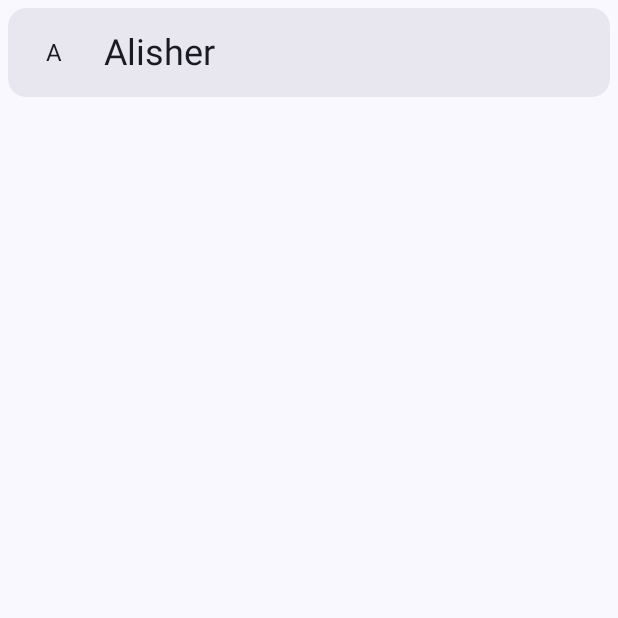
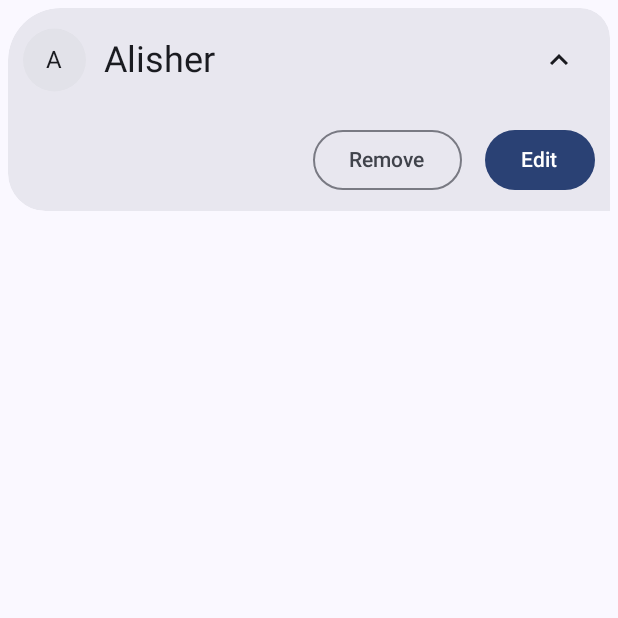
Before and after one commit to rahimovand/newziee, an Android app built with Jetpack Compose: the composable EachItemRep shown on its own in the app's theme, after a tap on an icon or button, on a phone screen of 412 x 824 dp, the top half of it. Run offline under Robolectric (Android 15) with nearby library versions, the phone set to English and light mode, and no system bars.

Commit message:
New Changings added

```diff
--- a/app/src/main/java/com/example/newziee/logic/logic.kt
+++ b/app/src/main/java/com/example/newziee/logic/logic.kt
@@ -1,6 +1,8 @@
 package com.example.newziee.logic
 
+
 import com.example.newziee.data.contact
+
 
 fun String.isNotEmptyAndNotBlank(): Boolean {
     return (this.isNotBlank() && this.isNotEmpty())
--- a/app/src/main/java/com/example/newziee/screens/component/EachContactitem.kt
+++ b/app/src/main/java/com/example/newziee/screens/component/EachContactitem.kt
@@ -1,21 +1,42 @@
 package com.example.newziee.screens.component
 
+import android.content.SharedPreferences
+import androidx.compose.animation.AnimatedVisibility
+import androidx.compose.animation.animateContentSize
 import androidx.compose.foundation.layout.Arrangement
+import androidx.compose.foundation.layout.Column
 import androidx.compose.foundation.layout.Row
 import androidx.compose.foundation.layout.Spacer
 import androidx.compose.foundation.layout.fillMaxWidth
 import androidx.compose.foundation.layout.height
 import androidx.compose.foundation.layout.padding
 import androidx.compose.foundation.layout.width
+import androidx.compose.foundation.layout.wrapContentHeight
 import androidx.compose.foundation.shape.RoundedCornerShape
+import androidx.compose.material.icons.Icons
+import androidx.compose.material.icons.filled.KeyboardArrowDown
+import androidx.compose.material.icons.filled.KeyboardArrowUp
+import androidx.compose.material3.Button
+import androidx.compose.material3.ElevatedButton
+import androidx.compose.material3.Icon
+import androidx.compose.material3.IconButton
 import androidx.compose.material3.MaterialTheme
+import androidx.compose.material3.OutlinedButton
 import androidx.compose.material3.Surface
 import androidx.compose.material3.Text
 import androidx.compose.runtime.Composable
+import androidx.compose.runtime.getValue
+import androidx.compose.runtime.mutableStateOf
+import androidx.compose.runtime.saveable.rememberSaveable
+import androidx.compose.runtime.setValue
 import androidx.compose.ui.Alignment
 import androidx.compose.ui.Modifier
 import androidx.compose.ui.draw.clip
 import androidx.compose.ui.draw.drawBehind
+import androidx.compose.ui.graphics.Color
+import androidx.compose.ui.graphics.RectangleShape
+import androidx.compose.ui.graphics.Shape
+import androidx.compose.ui.text.style.TextAlign
 import androidx.compose.ui.tooling.preview.Preview
 import androidx.compose.ui.unit.dp
 import com.example.newziee.ui.theme.NewzieeTheme
@@ -25,42 +46,92 @@ import com.example.newziee.ui.theme.tertiaryDark
 fun EachItemRep(
     modifier: Modifier = Modifier,
     name: String = "Alisher",
-    itemClicked: () -> Unit
+    itemClicked: () -> Unit,
+    shape: Shape =  RoundedCornerShape(topEnd = 20.dp , topStart = 35.dp, bottomStart = 25.dp),
+    colorOfCircle: Color = MaterialTheme.colorScheme.surfaceContainerHighest
 ) {
+    var isExpanded by rememberSaveable { mutableStateOf(false) }
 
     Surface(
         modifier = modifier
             .fillMaxWidth()
-            .height(70.dp)
+            .wrapContentHeight()
             .padding(5.dp)
-            .clip(RoundedCornerShape(12.dp)),
-        shape = RoundedCornerShape(12.dp),
+            .clip(shape),
         onClick = {
             itemClicked()
+            isExpanded = !isExpanded
         },
+        shape =shape,
         color = MaterialTheme.colorScheme.surfaceContainerHigh
+    ) {
+        Column(
+            modifier = modifier
+                .fillMaxWidth()
+                .wrapContentHeight(),
+            verticalArrangement = Arrangement.Center,
+            horizontalAlignment = Alignment.CenterHorizontally
             ) {
             Row(
                 modifier = modifier
                     .fillMaxWidth()
-                .padding(start = 10.dp, end = 10.dp),
+                    .animateContentSize()
+                    .padding(start = 10.dp, end = 10.dp, top = 7.dp, bottom = 5.dp),
                 verticalAlignment = Alignment.CenterVertically,
                 horizontalArrangement = Arrangement.Start
             ) {
                 Text(
                     modifier = modifier
                         .drawBehind {
-                        drawCircle(color = tertiaryDark)
+                            drawCircle(color = colorOfCircle)
                         }
-                    .padding(15.dp),
-                text = "${name[0]}"
+                        .padding(15.dp)
+                    ,
+                    text = "${name[0].uppercase()}",
+
                 )
                 Spacer(modifier = Modifier.width(10.dp))
 
-            Text( name,
+                Text(
+                    name,
                     style = MaterialTheme.typography.headlineSmall,
                     modifier = modifier.padding(2.dp)
                 )
+                Spacer(modifier = modifier.weight(1f))
+                IconButton(
+                    onClick = {
+                        itemClicked()
+                        isExpanded = !isExpanded
+                    }
+                ) {
+
+                    Icon(
+                        imageVector = if (isExpanded) Icons.Default.KeyboardArrowUp else Icons.Default.KeyboardArrowDown,
+                        contentDescription = null
+                    )
+                }
+
+            }
+            AnimatedVisibility(
+                visible = isExpanded
+            ) {
+                Row(
+                    modifier = modifier.padding(10.dp),
+                    horizontalArrangement = Arrangement.spacedBy(15.dp)
+                ) {
+                    Spacer(modifier = modifier.weight(1f))
+                    OutlinedButton(
+                        onClick = {}
+                    ) {
+                        Text("Remove")
+                    }
+                    Button(
+                        onClick = {}
+                    ) {
+                        Text("Edit")
+                    }
+                }
+            }
         }
     }
 }
--- a/app/src/main/java/com/example/newziee/screens/component/EachItemList.kt
+++ b/app/src/main/java/com/example/newziee/screens/component/EachItemList.kt
@@ -4,6 +4,10 @@ import androidx.compose.foundation.layout.PaddingValues
 import androidx.compose.foundation.layout.navigationBarsPadding
 import androidx.compose.foundation.layout.statusBarsPadding
 import androidx.compose.foundation.lazy.LazyColumn
+import androidx.compose.foundation.shape.AbsoluteCutCornerShape
+import androidx.compose.foundation.shape.AbsoluteRoundedCornerShape
+import androidx.compose.foundation.shape.CutCornerShape
+import androidx.compose.foundation.shape.RoundedCornerShape
 import androidx.compose.runtime.Composable
 import androidx.compose.runtime.getValue
 import androidx.compose.runtime.mutableStateOf
@@ -19,14 +23,17 @@ fun EachItemList(
     list: List<contact>
 ) {
     var isClickedToChange by rememberSaveable { mutableStateOf(false) }
+    val oddShape  = CutCornerShape(topEnd = 25.dp , topStart = 25.dp, bottomEnd = 25.dp)
+    val evenShape = RoundedCornerShape(topEnd = 35.dp , topStart = 25.dp, bottomStart = 25.dp)
 
     LazyColumn(
         modifier = modifier
             .statusBarsPadding()
             .navigationBarsPadding(),
-        contentPadding = PaddingValues(horizontal = 4.dp, vertical = 4.dp)
+        contentPadding = PaddingValues(horizontal = 5.dp, vertical = 5.dp)
     ) {
         items(list.size) {
+
             EachItemRep(
                 name = list[it].name,
                 itemClicked = {
@@ -39,10 +46,10 @@ fun EachItemList(
                     4) user can change and save it
                     5) when the area is blank user cannot save it
                      */
-                }
+                },
+                shape = if (it % 2 == 0) evenShape else oddShape
             )
         }
     }
 
-
 }
```
Lines whose indentation alone changed are shown as unchanged.
